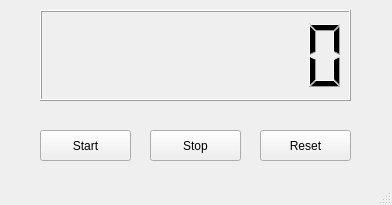
This is timer.ui in panzhao12/Timer as Qt 5 draws it before an edit. The edited form follows.
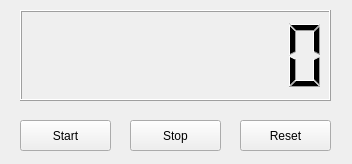
This is the edited form.

Diff of the .ui file:
```diff
--- a/timer.ui
+++ b/timer.ui
@@ -6,20 +6,26 @@
    <rect>
     <x>0</x>
     <y>0</y>
-    <width>392</width>
-    <height>205</height>
+    <width>352</width>
+    <height>164</height>
    </rect>
   </property>
+  <property name="sizePolicy">
+   <sizepolicy hsizetype="Preferred" vsizetype="Preferred">
+    <horstretch>0</horstretch>
+    <verstretch>0</verstretch>
+   </sizepolicy>
+  </property>
   <property name="minimumSize">
    <size>
-    <width>392</width>
-    <height>205</height>
+    <width>352</width>
+    <height>164</height>
    </size>
   </property>
   <property name="maximumSize">
    <size>
-    <width>392</width>
-    <height>205</height>
+    <width>352</width>
+    <height>164</height>
    </size>
   </property>
   <property name="windowTitle">
@@ -29,8 +35,8 @@
    <widget class="QPushButton" name="pushButton">
     <property name="geometry">
      <rect>
-      <x>40</x>
-      <y>130</y>
+      <x>20</x>
+      <y>120</y>
       <width>91</width>
       <height>31</height>
      </rect>
@@ -42,8 +48,8 @@
    <widget class="QPushButton" name="pushButton_2">
     <property name="geometry">
      <rect>
-      <x>150</x>
-      <y>130</y>
+      <x>130</x>
+      <y>120</y>
       <width>91</width>
       <height>31</height>
      </rect>
@@ -55,8 +61,8 @@
    <widget class="QPushButton" name="pushButton_3">
     <property name="geometry">
      <rect>
-      <x>260</x>
-      <y>130</y>
+      <x>240</x>
+      <y>120</y>
       <width>91</width>
       <height>31</height>
      </rect>
@@ -68,7 +74,7 @@
    <widget class="QLCDNumber" name="lcdNumber">
     <property name="geometry">
      <rect>
-      <x>40</x>
+      <x>20</x>
       <y>10</y>
       <width>311</width>
       <height>91</height>
@@ -88,17 +94,6 @@
     </property>
    </widget>
   </widget>
-  <widget class="QMenuBar" name="menubar">
-   <property name="geometry">
-    <rect>
-     <x>0</x>
-     <y>0</y>
-     <width>392</width>
-     <height>23</height>
-    </rect>
-   </property>
-  </widget>
-  <widget class="QStatusBar" name="statusbar"/>
  </widget>
  <resources/>
  <connections/>
```
